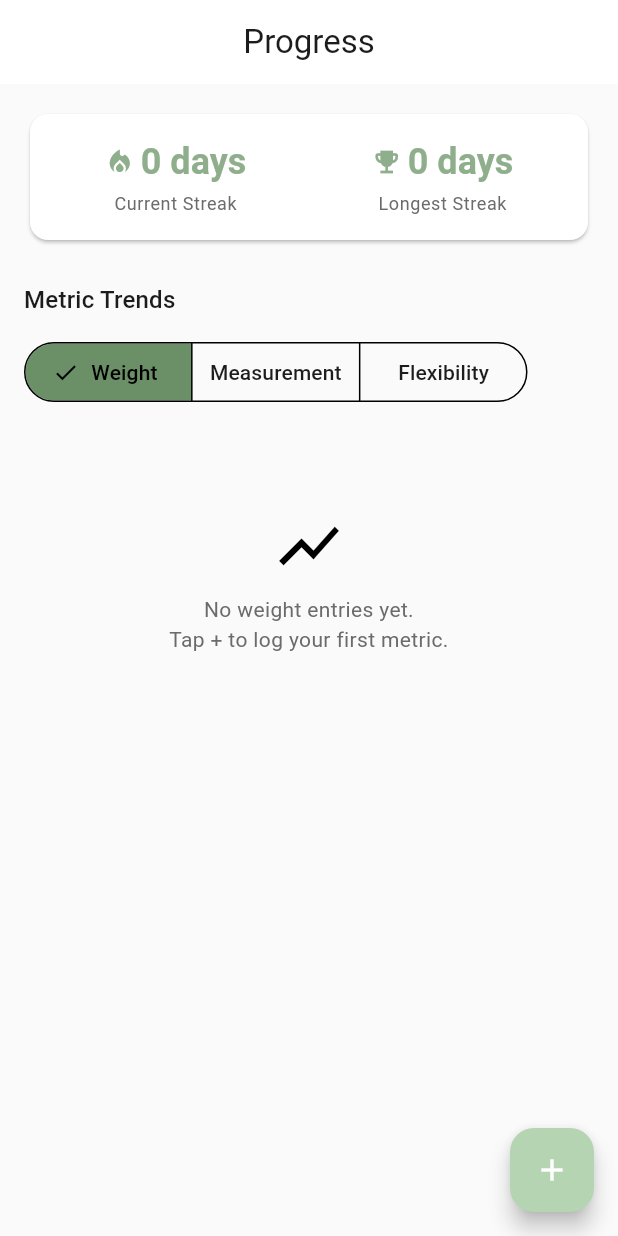
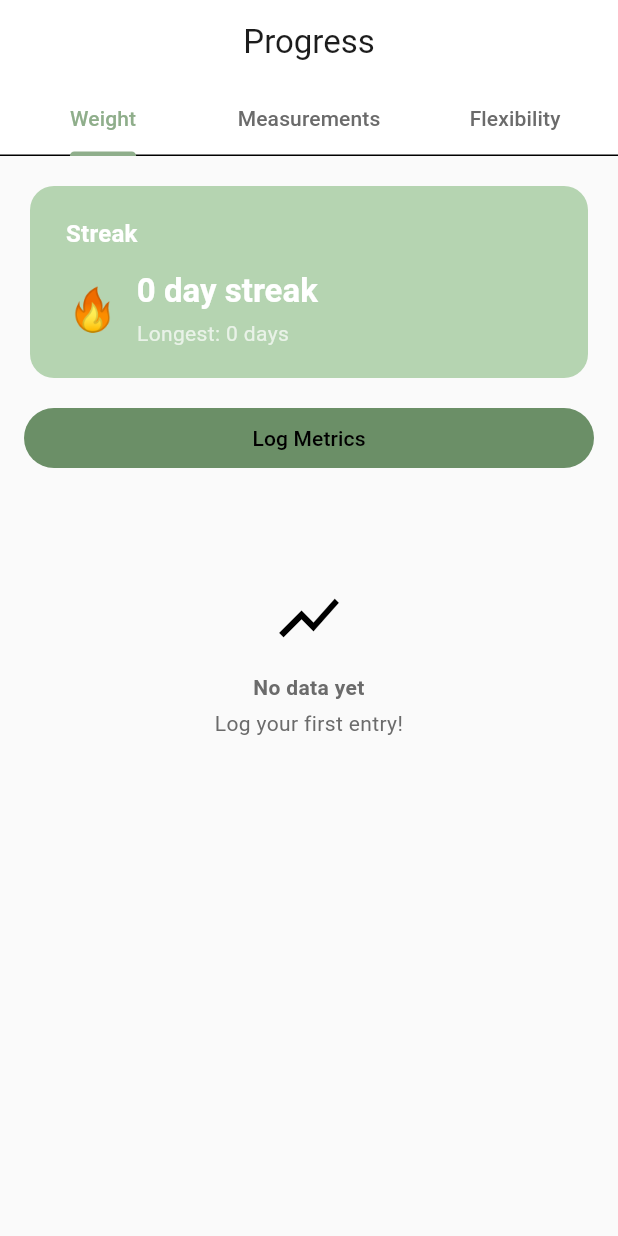
Before and after one commit to ogdevlabs/MWF, a Flutter app: the ProgressScreen screen opened by its route, on a phone screen of 412 x 824 dp. Run offline on Flutter 3.47's test engine with Material 3 defaults, Android fonts, the phone set to English and light mode, and no system bars; our stand-ins replace chewie, connectivity_plus, drift, drift_flutter, firebase_core, flutter_riverpod and 8 more; missing offline and left inert: background_downloader, model_viewer_plus, purchases_flutter; accounts and stored records are empty; generated files the repository leaves out were written again.

Commit message:
feat(06-03): ProgressScreen with TabController, StreakCard, DeltaBadge widgets
- Rewrite progress_screen.dart: ConsumerStatefulWidget + SingleTickerProviderStateMixin TabController
- Tab bar: Weight / Measurements / Flexibility (Tab labels, 'measurement' singular for provider key)
- StreakCard widget: shows current streak (large) + 'Longest: N days' subtitle (D-14, D-15)
- DeltaBadge widget: D-09 direction logic (weight down=green, flexibility up=green, measurement=neutral)
- Empty state per D-06: 'No data yet' + 'Log your first entry!' as separate Text widgets
- Subtype chip selectors for Measurements (D-11) and Flexibility (D-12) tabs
- Log Metrics FilledButton.tonal per D-05 layout
- Fix progress_screen_test.dart: Override type issue, proper NativeDatabase.memory() overrides
- Fix metric_log_bottom_sheet_test.dart: corrected import to log_metric_sheet.dart

```diff
--- a/mobile/lib/features/metrics/presentation/progress_screen.dart
+++ b/mobile/lib/features/metrics/presentation/progress_screen.dart
@@ -1,22 +1,26 @@
-import 'package:fl_chart/fl_chart.dart';
 import 'package:flutter/material.dart';
 import 'package:flutter_riverpod/flutter_riverpod.dart';
 
 import '../../../core/auth/auth_provider.dart';
 import '../../../core/database/app_database.dart';
 import '../../session/data/streak_calculator.dart';
-import '../data/metrics_repository.dart';
-import '../domain/metric_log_model.dart';
+import '../data/metric_providers.dart';
+import '../domain/metric_delta.dart';
 import 'log_metric_sheet.dart';
+import 'metric_line_chart.dart';
+import 'widgets/delta_badge.dart';
+import 'widgets/streak_card.dart';
 
 /// Progress dashboard screen (FR-009).
 ///
-/// Shows:
-/// 1. Streak card (current streak + longest streak)
-/// 2. Metric type selector (Weight / Measurements / Flexibility)
-/// 3. fl_chart line chart of selected metric trend over time
-/// 4. Delta badge: change from first entry to latest
-/// 5. FAB -> LogMetricSheet
+/// Layout per D-05:
+/// 1. StreakCard (current + longest streak)
+/// 2. "Log Metrics" FilledButton.tonal
+/// 3. TabBar (Weight / Measurements / Flexibility)
+/// 4. TabBarView with chart area + delta badge, or empty state
+///
+/// Uses ConsumerStatefulWidget + SingleTickerProviderStateMixin to avoid
+/// TabController reset on stream rebuilds (Pitfall 4).
 class ProgressScreen extends ConsumerStatefulWidget {
   const ProgressScreen({super.key});
 
@@ -24,55 +28,71 @@ class ProgressScreen extends ConsumerStatefulWidget {
   ConsumerState<ProgressScreen> createState() => _ProgressScreenState();
 }
 
-class _ProgressScreenState extends ConsumerState<ProgressScreen> {
-  String _selectedType = 'weight';
+class _ProgressScreenState extends ConsumerState<ProgressScreen>
+    with SingleTickerProviderStateMixin {
+  late final TabController _tabController;
+
+  /// Metric type strings matching Supabase schema CHECK constraint (D-13).
+  /// Note: 'measurement' is singular per DB schema; tab label is 'Measurements'.
+  static const _metricTypes = ['weight', 'measurement', 'flexibility'];
+
+  @override
+  void initState() {
+    super.initState();
+    _tabController = TabController(length: 3, vsync: this);
+  }
+
+  @override
+  void dispose() {
+    _tabController.dispose();
+    super.dispose();
+  }
 
   @override
   Widget build(BuildContext context) {
-    final theme = Theme.of(context);
     final user = ref.watch(currentUserProvider);
-
-    if (user == null) {
-      return const Scaffold(
-        body: Center(child: CircularProgressIndicator()),
-      );
-    }
-
-    final studentId = user.id;
+    final studentId = user?.id ?? '';
 
     return Scaffold(
-      appBar: AppBar(title: const Text('Progress')),
-      floatingActionButton: FloatingActionButton(
-        onPressed: () => _openLogSheet(context, studentId),
-        tooltip: 'Log Metrics',
-        child: const Icon(Icons.add),
-      ),
-      body: SingleChildScrollView(
-        padding: const EdgeInsets.all(16),
-        child: Column(
-          crossAxisAlignment: CrossAxisAlignment.start,
-          children: [
-            _StreakCard(studentId: studentId),
-            const SizedBox(height: 24),
-            Text('Metric Trends', style: theme.textTheme.titleMedium),
-            const SizedBox(height: 12),
-            // Metric type selector
-            SegmentedButton<String>(
-              segments: const [
-                ButtonSegment(value: 'weight', label: Text('Weight')),
-                ButtonSegment(
-                    value: 'measurement', label: Text('Measurement')),
-                ButtonSegment(
-                    value: 'flexibility', label: Text('Flexibility')),
-              ],
-              selected: {_selectedType},
-              onSelectionChanged: (set) =>
-                  setState(() => _selectedType = set.first),
-            ),
-            const SizedBox(height: 16),
-            _MetricChart(studentId: studentId, metricType: _selectedType),
+      appBar: AppBar(
+        title: const Text('Progress'),
+        bottom: TabBar(
+          controller: _tabController,
+          tabs: const [
+            Tab(text: 'Weight'),
+            Tab(text: 'Measurements'),
+            Tab(text: 'Flexibility'),
           ],
         ),
+      ),
+      body: Column(
+        children: [
+          Padding(
+            padding: const EdgeInsets.fromLTRB(16, 16, 16, 0),
+            child: Column(
+              crossAxisAlignment: CrossAxisAlignment.stretch,
+              children: [
+                _StreakSection(studentId: studentId),
+                const SizedBox(height: 12),
+                FilledButton.tonal(
+                  onPressed: () => _openLogSheet(context, studentId),
+                  child: const Text('Log Metrics'),
+                ),
+                const SizedBox(height: 8),
+              ],
+            ),
+          ),
+          Expanded(
+            child: TabBarView(
+              controller: _tabController,
+              children: _metricTypes.map((metricType) {
+                return _MetricTabContent(
+                  metricType: metricType,
+                );
+              }).toList(),
+            ),
+          ),
+        ],
       ),
     );
   }
@@ -86,232 +106,166 @@ class _ProgressScreenState extends ConsumerState<ProgressScreen> {
   }
 }
 
-/// Streak card showing current streak and longest streak.
-class _StreakCard extends ConsumerWidget {
-  const _StreakCard({required this.studentId});
+/// Streak section watching progressDao stream and computing both streaks.
+class _StreakSection extends ConsumerWidget {
+  const _StreakSection({required this.studentId});
   final String studentId;
 
   @override
   Widget build(BuildContext context, WidgetRef ref) {
+    if (studentId.isEmpty) {
+      return const StreakCard(currentStreak: 0, longestStreak: 0);
+    }
     final db = ref.watch(appDatabaseProvider);
-    final theme = Theme.of(context);
+    return StreamBuilder<({int current, int longest})>(
+      stream: _streakStream(db),
+      initialData: const (current: 0, longest: 0),
+      builder: (context, snapshot) {
+        final data = snapshot.data ?? const (current: 0, longest: 0);
+        return StreakCard(
+          currentStreak: data.current,
+          longestStreak: data.longest,
+        );
+      },
+    );
+  }
 
-    return FutureBuilder<({int current, int longest})>(
-      future: _computeStreaks(db, studentId),
-      builder: (context, snapshot) {
-        final current = snapshot.data?.current ?? 0;
-        final longest = snapshot.data?.longest ?? 0;
+  Stream<({int current, int longest})> _streakStream(AppDatabase db) =>
+      db.progressDao.watchProgressByStudent(studentId).map((records) {
+        final dates = records.map((r) => r.completedAt).toList();
+        return (
+          current: computeCurrentStreak(dates),
+          longest: computeLongestStreak(dates),
+        );
+      });
+}
 
-        return Card(
-          child: Padding(
-            padding: const EdgeInsets.all(16),
-            child: Row(
-              mainAxisAlignment: MainAxisAlignment.spaceEvenly,
-              children: [
-                _buildStreakStat(
-                    theme, current, 'Current Streak', Icons.local_fire_department),
-                const VerticalDivider(),
-                _buildStreakStat(
-                    theme, longest, 'Longest Streak', Icons.emoji_events),
+/// Tab content for a single metric type. Shows chart + delta, or empty state.
+/// For 'measurement' and 'flexibility' types, adds a subtype chip selector (D-11, D-12).
+class _MetricTabContent extends ConsumerStatefulWidget {
+  const _MetricTabContent({required this.metricType});
+  final String metricType;
+
+  @override
+  ConsumerState<_MetricTabContent> createState() => _MetricTabContentState();
+}
+
+class _MetricTabContentState extends ConsumerState<_MetricTabContent>
+    with AutomaticKeepAliveClientMixin {
+  String? _selectedSubtype;
+
+  /// Subtypes per D-11 (measurements) and D-12 (flexibility).
+  static const _measurementSubtypes = ['waist', 'hip', 'chest', 'thigh', 'arm'];
+  static const _flexibilitySubtypes = ['forward_bend', 'shoulder', 'hip_flexor'];
+
+  @override
+  bool get wantKeepAlive => true;
+
+  List<String>? get _subtypes => switch (widget.metricType) {
+        'measurement' => _measurementSubtypes,
+        'flexibility' => _flexibilitySubtypes,
+        _ => null,
+      };
+
+  @override
+  Widget build(BuildContext context) {
+    super.build(context);
+
+    final logsAsync =
+        ref.watch(metricLogsByTypeProvider(widget.metricType));
+
+    return logsAsync.when(
+      loading: () => const Center(child: CircularProgressIndicator()),
+      error: (err, _) => const Center(child: Text('Unable to load metrics')),
+      data: (allLogs) {
+        // Filter by subtype when applicable (D-11, D-12).
+        final logs = _selectedSubtype != null
+            ? allLogs
+                .where((l) => l.metricSubtype == _selectedSubtype)
+                .toList()
+            : (_subtypes != null ? <LocalMetricLog>[] : allLogs);
+
+        return SingleChildScrollView(
+          padding: const EdgeInsets.all(16),
+          child: Column(
+            crossAxisAlignment: CrossAxisAlignment.start,
+            children: [
+              // Subtype chip row for measurement/flexibility (D-11, D-12)
+              if (_subtypes != null) ...[
+                SingleChildScrollView(
+                  scrollDirection: Axis.horizontal,
+                  child: Row(
+                    children: _subtypes!.map((sub) {
+                      return Padding(
+                        padding: const EdgeInsets.only(right: 8),
+                        child: ChoiceChip(
+                          label: Text(
+                              '${sub[0].toUpperCase()}${sub.substring(1).replaceAll('_', ' ')}'),
+                          selected: _selectedSubtype == sub,
+                          onSelected: (selected) => setState(() {
+                            _selectedSubtype = selected ? sub : null;
+                          }),
+                        ),
+                      );
+                    }).toList(),
+                  ),
+                ),
+                const SizedBox(height: 16),
               ],
-            ),
+
+              // Empty state (D-06)
+              if (logs.isEmpty)
+                SizedBox(
+                  height: 200,
+                  child: Center(
+                    child: Column(
+                      mainAxisAlignment: MainAxisAlignment.center,
+                      children: [
+                        Icon(
+                          Icons.show_chart,
+                          size: 48,
+                          color: Theme.of(context).colorScheme.outline,
+                        ),
+                        const SizedBox(height: 12),
+                        const Text(
+                          'No data yet',
+                          style: TextStyle(fontWeight: FontWeight.w600),
+                          textAlign: TextAlign.center,
+                        ),
+                        const SizedBox(height: 4),
+                        const Text(
+                          'Log your first entry!',
+                          textAlign: TextAlign.center,
+                        ),
+                      ],
+                    ),
+                  ),
+                )
+              else ...[
+                // Delta badge (D-09)
+                _buildDeltaBadge(logs),
+                const SizedBox(height: 12),
+                // fl_chart line chart (D-08)
+                SizedBox(
+                  height: 250,
+                  child: MetricLineChart(logs: logs),
+                ),
+              ],
+            ],
           ),
         );
       },
     );
   }
 
-  Future<({int current, int longest})> _computeStreaks(
-      AppDatabase db, String studentId) async {
-    final records = await db.progressDao.getProgressByStudent(studentId);
-    final dates = records.map((r) => r.completedAt).toList();
-    return (
-      current: computeCurrentStreak(dates),
-      longest: computeLongestStreak(dates),
-    );
-  }
-
-  Widget _buildStreakStat(
-      ThemeData theme, int value, String label, IconData icon) {
-    return Column(
-      children: [
-        Row(
-          children: [
-            Icon(icon, color: theme.colorScheme.primary, size: 20),
-            const SizedBox(width: 4),
-            Text(
-              '$value day${value == 1 ? '' : 's'}',
-              style: theme.textTheme.headlineSmall?.copyWith(
-                color: theme.colorScheme.primary,
-                fontWeight: FontWeight.bold,
-              ),
-            ),
-          ],
-        ),
-        const SizedBox(height: 4),
-        Text(
-          label,
-          style: theme.textTheme.bodySmall?.copyWith(
-            color: theme.colorScheme.onSurfaceVariant,
-          ),
-        ),
-      ],
+  Widget _buildDeltaBadge(List<LocalMetricLog> logs) {
+    final delta = computeMetricDelta(logs);
+    if (delta == null) return const SizedBox.shrink();
+    final unit = logs.first.unit;
+    return DeltaBadge(
+      delta: delta,
+      unit: unit,
+      metricType: widget.metricType,
     );
   }
 }
-
-/// Line chart for a specific metric type using fl_chart (FR-009).
-class _MetricChart extends ConsumerWidget {
-  const _MetricChart({required this.studentId, required this.metricType});
-  final String studentId;
-  final String metricType;
-
-  @override
-  Widget build(BuildContext context, WidgetRef ref) {
-    final theme = Theme.of(context);
-    final metricsAsync = ref.watch(
-      metricLogsStreamProvider(studentId, metricType),
-    );
-
-    return metricsAsync.when(
-      loading: () => const SizedBox(
-        height: 200,
-        child: Center(child: CircularProgressIndicator()),
-      ),
-      error: (err, st) => const SizedBox(
-        height: 200,
-        child: Center(child: Text('Unable to load metrics')),
-      ),
-      data: (metrics) {
-        if (metrics.isEmpty) {
-          return SizedBox(
-            height: 200,
-            child: Center(
-              child: Column(
-                mainAxisAlignment: MainAxisAlignment.center,
-                children: [
-                  Icon(Icons.show_chart,
-                      size: 48, color: theme.colorScheme.outline),
-                  const SizedBox(height: 8),
-                  Text(
-                    'No ${_typeLabel(metricType)} entries yet.\nTap + to log your first metric.',
-                    textAlign: TextAlign.center,
-                    style: theme.textTheme.bodyMedium?.copyWith(
-                      color: theme.colorScheme.onSurfaceVariant,
-                    ),
-                  ),
-                ],
-              ),
-            ),
-          );
-        }
-
-        return Column(
-          crossAxisAlignment: CrossAxisAlignment.start,
-          children: [
-            _DeltaBadge(metrics: metrics),
-            const SizedBox(height: 12),
-            SizedBox(
-              height: 220,
-              child: _buildChart(metrics, theme),
-            ),
-          ],
-        );
-      },
-    );
-  }
-
-  Widget _buildChart(List<MetricLog> metrics, ThemeData theme) {
-    final first = metrics.first.loggedAt;
-    final spots = metrics.asMap().entries.map((e) {
-      final dayOffset =
-          e.value.loggedAt.difference(first).inDays.toDouble();
-      return FlSpot(dayOffset, e.value.value);
-    }).toList();
-
-    return LineChart(
-      LineChartData(
-        gridData: const FlGridData(show: true),
-        titlesData: FlTitlesData(
-          bottomTitles: AxisTitles(
-            sideTitles: SideTitles(
-              showTitles: true,
-              reservedSize: 28,
-              getTitlesWidget: (value, meta) => Text(
-                'D${value.toInt()}',
-                style: theme.textTheme.bodySmall,
-              ),
-            ),
-          ),
-          leftTitles: AxisTitles(
-            sideTitles: SideTitles(
-              showTitles: true,
-              reservedSize: 40,
-              getTitlesWidget: (value, meta) => Text(
-                value.toStringAsFixed(1),
-                style: theme.textTheme.bodySmall,
-              ),
-            ),
-          ),
-          rightTitles:
-              const AxisTitles(sideTitles: SideTitles(showTitles: false)),
-          topTitles:
-              const AxisTitles(sideTitles: SideTitles(showTitles: false)),
-        ),
-        borderData: FlBorderData(show: true),
-        lineBarsData: [
-          LineChartBarData(
-            spots: spots,
-            isCurved: true,
-            color: theme.colorScheme.primary,
-            barWidth: 2,
-            dotData: const FlDotData(show: true),
-            belowBarData: BarAreaData(
-              show: true,
-              color: theme.colorScheme.primary.withAlpha(30),
-            ),
-          ),
-        ],
-      ),
-    );
-  }
-
-  String _typeLabel(String type) => switch (type) {
-        'weight' => 'weight',
-        'measurement' => 'measurement',
-        'flexibility' => 'flexibility',
-        _ => type,
-      };
-}
-
-/// Delta badge showing change from first to latest metric entry.
-class _DeltaBadge extends StatelessWidget {
-  const _DeltaBadge({required this.metrics});
-  final List<MetricLog> metrics;
-
-  @override
-  Widget build(BuildContext context) {
-    if (metrics.length < 2) return const SizedBox.shrink();
-
-    final first = metrics.first.value;
-    final latest = metrics.last.value;
-    final delta = latest - first;
-    final unit = metrics.first.unit;
-    final isPositive = delta >= 0;
-    final color = isPositive ? Colors.green : Colors.red;
-    final sign = isPositive ? '+' : '';
-
-    return Container(
-      padding: const EdgeInsets.symmetric(horizontal: 10, vertical: 4),
-      decoration: BoxDecoration(
-        color: color.withAlpha(30),
-        borderRadius: BorderRadius.circular(20),
-        border: Border.all(color: color.withAlpha(100)),
-      ),
-      child: Text(
-        '$sign${delta.toStringAsFixed(1)} $unit since start',
-        style: TextStyle(color: color, fontWeight: FontWeight.w600),
-      ),
-    );
-  }
-}
--- /dev/null
+++ b/mobile/lib/features/metrics/presentation/widgets/streak_card.dart
@@ -0,0 +1,70 @@
+import 'package:flutter/material.dart';
+
+/// Displays current streak (large) and longest streak (subtitle).
+/// Per D-14: streak derived from LocalProgressRecords via computeCurrentStreak.
+/// Per D-15: longest streak via computeLongestStreak.
+class StreakCard extends StatelessWidget {
+  const StreakCard({
+    super.key,
+    required this.currentStreak,
+    required this.longestStreak,
+  });
+
+  final int currentStreak;
+  final int longestStreak;
+
+  @override
+  Widget build(BuildContext context) {
+    final theme = Theme.of(context);
+    return Card(
+      elevation: 0,
+      color: theme.colorScheme.primaryContainer,
+      shape: RoundedRectangleBorder(borderRadius: BorderRadius.circular(16)),
+      child: Padding(
+        padding: const EdgeInsets.symmetric(horizontal: 24, vertical: 20),
+        child: Column(
+          crossAxisAlignment: CrossAxisAlignment.start,
+          children: [
+            Text(
+              'Streak',
+              style: theme.textTheme.titleMedium?.copyWith(
+                color: theme.colorScheme.onPrimaryContainer,
+                fontWeight: FontWeight.w600,
+              ),
+            ),
+            const SizedBox(height: 12),
+            Row(
+              children: [
+                const Text(
+                  '\u{1F525}',
+                  style: TextStyle(fontSize: 28),
+                ),
+                const SizedBox(width: 12),
+                Column(
+                  crossAxisAlignment: CrossAxisAlignment.start,
+                  children: [
+                    Text(
+                      '$currentStreak day streak',
+                      style: theme.textTheme.titleLarge?.copyWith(
+                        fontWeight: FontWeight.bold,
+                        color: theme.colorScheme.onPrimaryContainer,
+                      ),
+                    ),
+                    const SizedBox(height: 4),
+                    Text(
+                      'Longest: $longestStreak days',
+                      style: theme.textTheme.bodyMedium?.copyWith(
+                        color: theme.colorScheme.onPrimaryContainer
+                            .withValues(alpha: 0.7),
+                      ),
+                    ),
+                  ],
+                ),
+              ],
+            ),
+          ],
+        ),
+      ),
+    );
+  }
+}
```
Also changed, not shown: mobile/lib/features/metrics/presentation/widgets/delta_badge.dart (added, +58 -0 lines), 2 other files.
